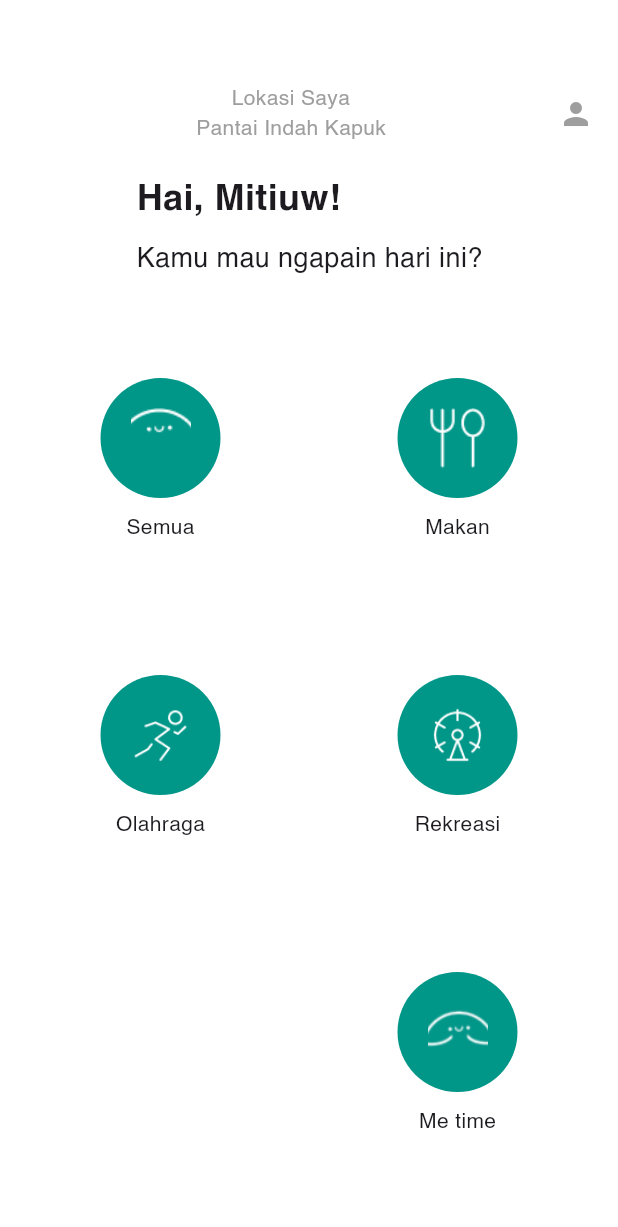
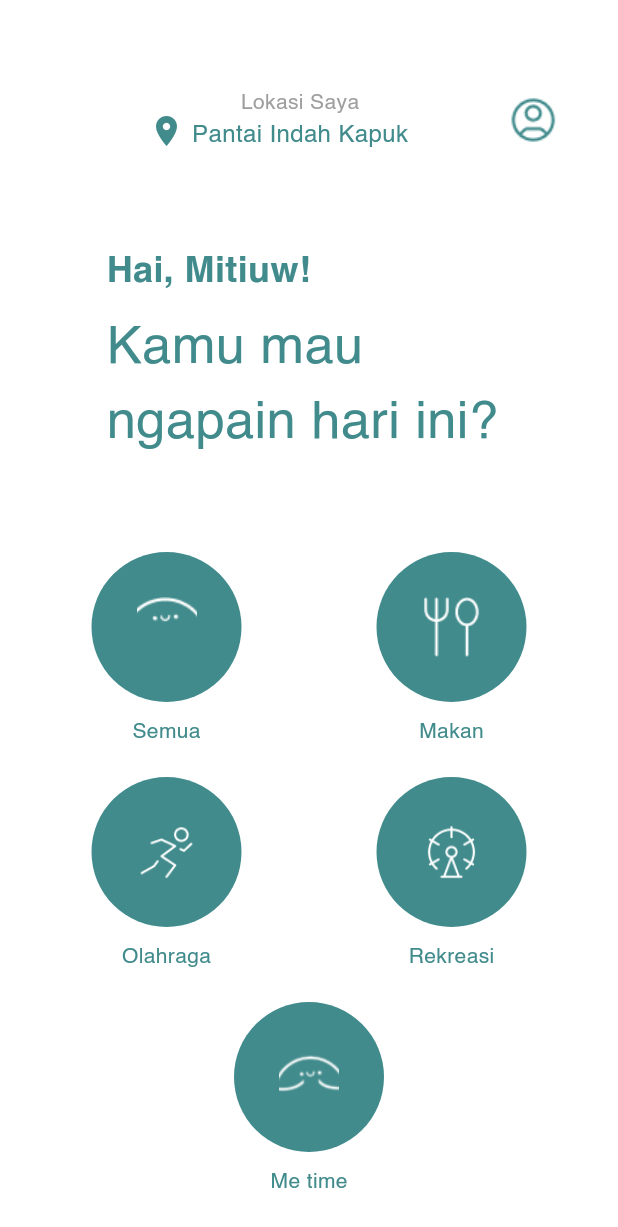
Before and after one commit to NicMatthew/terserah, a Flutter app: the HomeScreen screen opened directly, on a phone screen of 412 x 824 dp. Shown: the top 1227 px of the screen. Run offline on Flutter 3.47's test engine with Material 3 defaults, Android fonts, the light colour scheme and no system bars.

Commit message:
Home Page Done

```diff
--- a/terserah/lib/home.dart
+++ b/terserah/lib/home.dart
@@ -25,42 +25,72 @@ class HomeScreen extends StatelessWidget {
           children: [
             SizedBox(height: 40),
             Row(
+              mainAxisAlignment: MainAxisAlignment.spaceBetween,
               children: [
-                Spacer(),
-                Center(
-                  child:Text(
-                    'Lokasi Saya\nPantai Indah Kapuk',
+                SizedBox(width: 40,),
+                Row(
+                  children: [
+                    Container(
+                      padding: EdgeInsets.only(top: 14),
+                      child:
+                      Icon(Icons.location_on, color: Color.fromRGBO(65, 139, 140, 1)),
+                    ),
+
+                    SizedBox(width: 5),
+                    Column(
+                      crossAxisAlignment: CrossAxisAlignment.center,
+                      children: [
+                        Text(
+                          'Lokasi Saya',
                           style: TextStyle(fontSize: 14, color: Colors.grey),
-                    textAlign: TextAlign.center,
                         ),
+                        Text(
+                          'Pantai Indah Kapuk',
+                          style: TextStyle(fontSize: 16, color: Color.fromRGBO(65, 139, 140, 1)),
                         ),
-                Spacer(),
-                Icon(Icons.person, color: Colors.grey),
+                      ],
+                    ),
+                  ],
+                ),
+                ElevatedButton(
+                  onPressed: () {
+                    // Navigasi ke halaman profil
+                    Navigator.push(
+                      context,
+                      MaterialPageRoute(builder: (context) => ProfileScreen()),
+                    );
+                  },
+                  style: ElevatedButton.styleFrom(
+                    backgroundColor: Colors.white,
+                    elevation: 0,
+                  ),
+                  child: Image.asset('assets/user-profile-circle.png'),
+                ),
               ],
             ),
             SizedBox(height: 20),
             Padding(
-              padding: const EdgeInsets.only(left: 75), // Add padding here
+              padding: const EdgeInsets.only(left: 55, top: 40),
               child: Text(
                 'Hai, Mitiuw!',
-                style: TextStyle(fontSize: 24, fontWeight: FontWeight.bold),
+                style: TextStyle(fontSize: 24, fontWeight: FontWeight.bold, color: Color.fromRGBO(65, 139, 140, 1)),
               ),
             ),
             SizedBox(height: 10),
             Padding(
-              padding: const EdgeInsets.only(left: 75), // Add padding here
+              padding: const EdgeInsets.only(left: 55, right: 55),
               child: Text(
                 'Kamu mau ngapain hari ini?',
-                style: TextStyle(fontSize: 18),
+                style: TextStyle(fontSize: 35, color: Color.fromRGBO(65, 139, 140, 1)),
               ),
             ),
-            SizedBox(height: 30),
+            SizedBox(height: 60),
             Expanded(
-              child: GridView.count(
-                crossAxisCount: 2,
-                crossAxisSpacing: 16,
-                mainAxisSpacing: 16,
-
+              child: Column(
+                mainAxisAlignment: MainAxisAlignment.start,
+                children: [
+                  Row(
+                    mainAxisAlignment: MainAxisAlignment.spaceAround,
                     children: [
                       CategoryButton(
                         imagePath: 'assets/semua_category.png',
@@ -72,6 +102,12 @@ class HomeScreen extends StatelessWidget {
                         label: 'Makan',
                         onTap: () {},
                       ),
+                    ],
+                  ),
+                  SizedBox(height: 20),
+                  Row(
+                    mainAxisAlignment: MainAxisAlignment.spaceAround,
+                    children: [
                       CategoryButton(
                         imagePath: 'assets/olahraga_category.png',
                         label: 'Olahraga',
@@ -82,13 +118,19 @@ class HomeScreen extends StatelessWidget {
                         label: 'Rekreasi',
                         onTap: () {},
                       ),
-                  SizedBox.shrink(),
+                    ],
+                  ),
+                  SizedBox(height: 20),
+                  Row(
+                    mainAxisAlignment: MainAxisAlignment.center,
+                    children: [
                       CategoryButton(
                         imagePath: 'assets/me_time.png',
                         label: 'Me time',
                         onTap: () {},
                       ),
-                  SizedBox.shrink(),
+                    ],
+                  ),
                 ],
               ),
             ),
@@ -120,9 +162,9 @@ class CategoryButton extends StatelessWidget {
           Container(
             decoration: BoxDecoration(
               shape: BoxShape.circle,
-              color: Colors.teal,
+              color: Color.fromRGBO(65, 139, 140, 1),
             ),
-            padding: EdgeInsets.all(20),
+            padding: EdgeInsets.all(30),
             child: Image.asset(
               imagePath,
               width: 40,
@@ -131,9 +173,28 @@ class CategoryButton extends StatelessWidget {
             ),
           ),
           SizedBox(height: 10),
-          Text(label),
+          Text(
+            label,
+            style: TextStyle(
+              color: Color.fromRGBO(65, 139, 140, 1),
+            ),
+          ),
         ],
       ),
     );
   }
 }
+
+class ProfileScreen extends StatelessWidget {
+  @override
+  Widget build(BuildContext context) {
+    return Scaffold(
+      appBar: AppBar(
+        title: Text('Profile'),
+      ),
+      body: Center(
+        child: Text('Ini adalah halaman profil.'),
+      ),
+    );
+  }
+}
```
Also changed, not shown: terserah/assets/user-profile-circle.png (added). Lines whose indentation alone changed are shown as unchanged.
